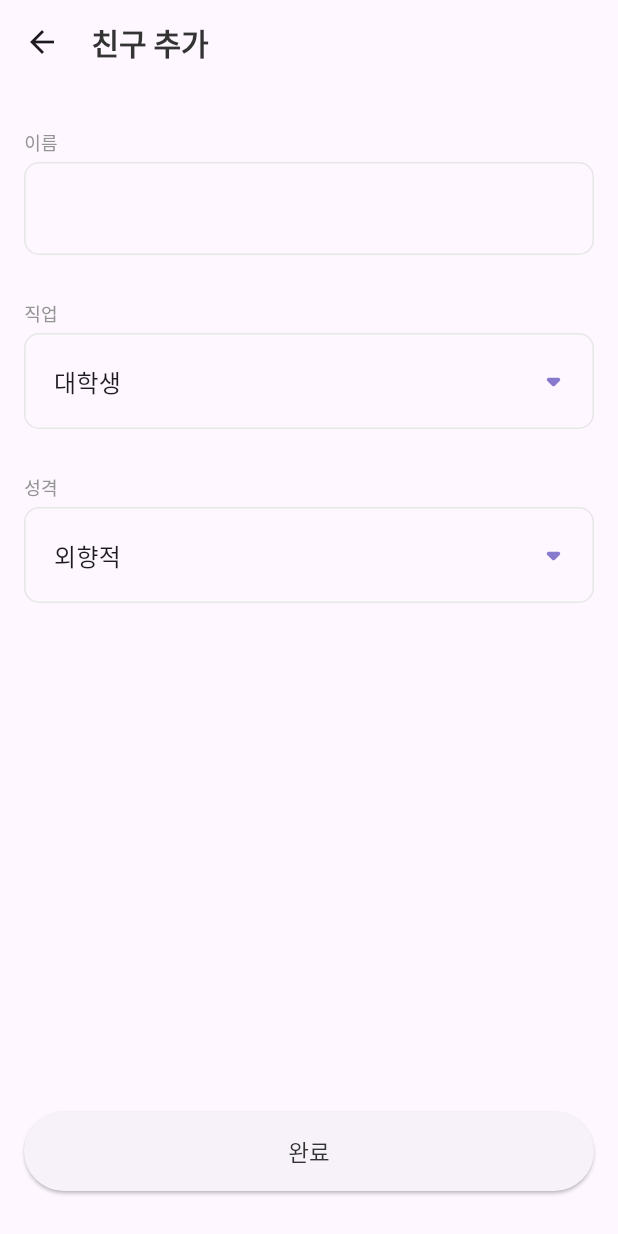
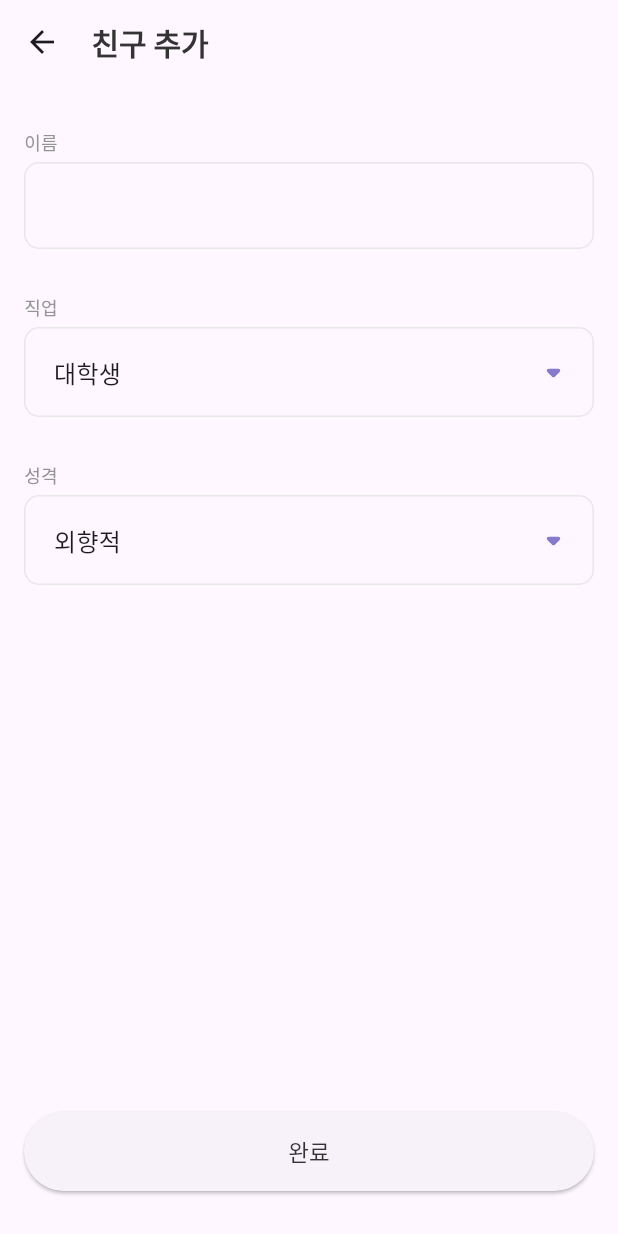
Before and after one commit to Yunsung-Jo/mini-talk-frontend, a Flutter app: the FriendScreen screen opened by its route, on a phone screen of 412 x 824 dp. Run offline on Flutter 3.47's test engine with Material 3 defaults, Android fonts, the phone set to English and light mode, and no system bars; our stand-ins replace flutter_svg, google_fonts, google_sign_in, smooth_page_indicator, sqflite; accounts and stored records are empty.

Commit message:
fix: 친구 추가 후 초기화 코드 추가 • TextFormField, DropdownWidget contentPadding 수정

```diff
--- a/lib/res/components/dropdown_widget.dart
+++ b/lib/res/components/dropdown_widget.dart
@@ -19,7 +19,7 @@ class DropdownWidget<T> extends StatelessWidget {
   Widget build(BuildContext context) {
     return InputDecorator(
       decoration: AppDecorationStyle.instance.lightGray.applyDefaults(const InputDecorationTheme(
-        contentPadding: EdgeInsets.fromLTRB(16, 8, 8, 8),
+        contentPadding: EdgeInsets.fromLTRB(16, 6, 8, 6),
       )),
       child: DropdownButtonHideUnderline(
         child: DropdownButton(
--- a/lib/view/friend/friend_screen.dart
+++ b/lib/view/friend/friend_screen.dart
@@ -45,7 +45,7 @@ class FriendScreen extends StatelessWidget {
                     controller: friendViewModel.name,
                     maxLength: 20,
                     decoration: AppDecorationStyle.instance.lightGray.applyDefaults(const InputDecorationTheme(
-                      contentPadding: EdgeInsets.symmetric(vertical: 19, horizontal: 16),
+                      contentPadding: EdgeInsets.symmetric(vertical: 17, horizontal: 16),
                     )),
                     validator: (value) {
                       if (value == null || value.isEmpty) {
```
Also changed, not shown: lib/view_model/friend_view_model.dart (+8 -0 lines).
